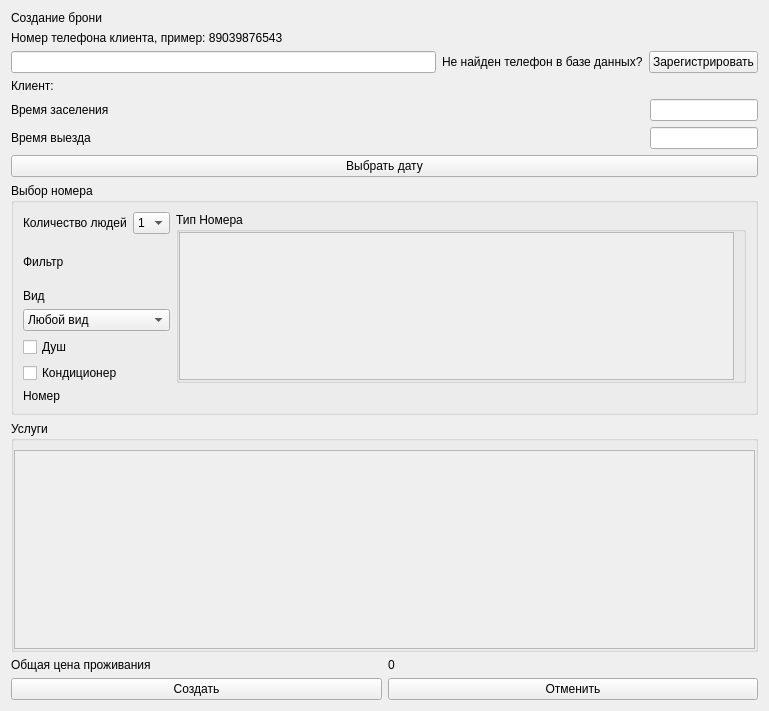
Qt form Client/Form Menu/Booking/formcreatebooking.ui (Golfriman/Control_Data) before a commit.
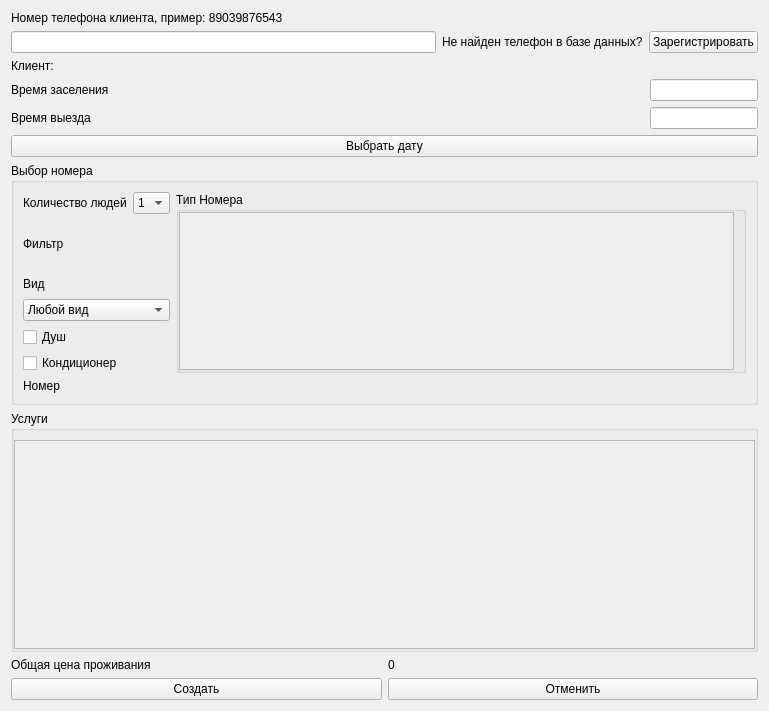
The same form after that commit.

What changed in the file:
```diff
--- a/Client/Form Menu/Booking/formcreatebooking.ui
+++ b/Client/Form Menu/Booking/formcreatebooking.ui
@@ -14,13 +14,6 @@
    <string>Form</string>
   </property>
   <layout class="QVBoxLayout" name="verticalLayout_10">
-   <item>
-    <widget class="QLabel" name="label_9">
-     <property name="text">
-      <string>Создание брони</string>
-     </property>
-    </widget>
-   </item>
    <item>
     <layout class="QVBoxLayout" name="verticalLayout">
      <item>
@@ -288,7 +281,7 @@
            <x>0</x>
            <y>0</y>
            <width>743</width>
-           <height>93</height>
+           <height>120</height>
           </rect>
          </property>
         </widget>
```
Left out of the diff: 4 changed lines with no effect on the pictures.
